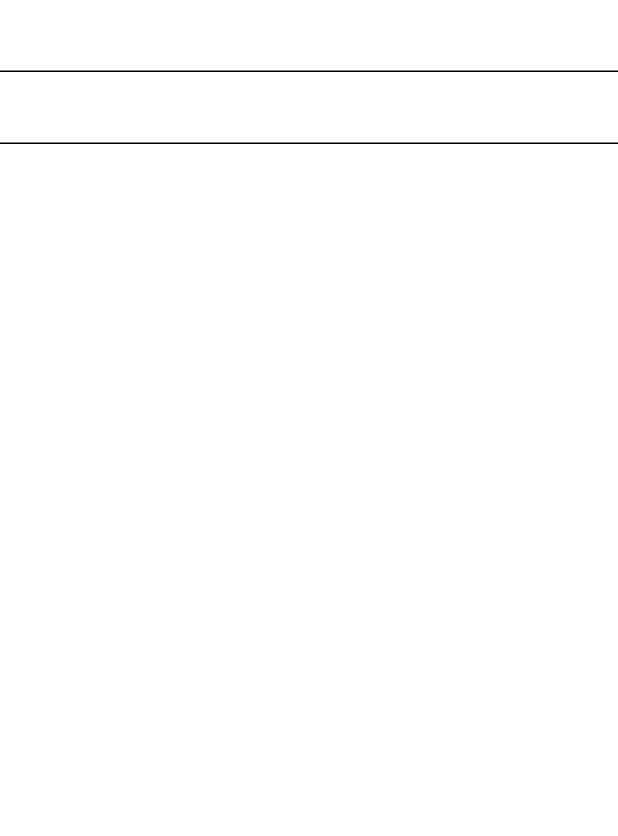
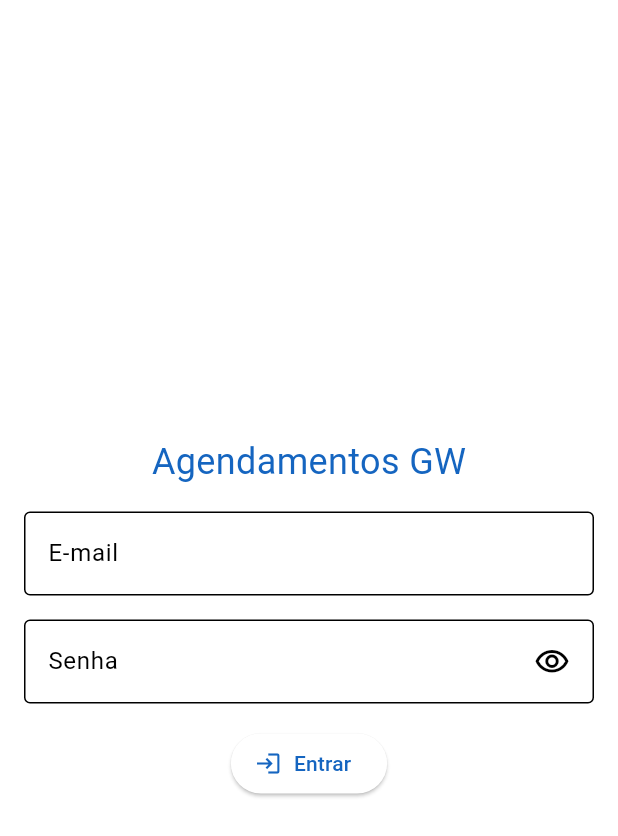
Before and after one commit to joao-menna/AgendamentosGW, a Flutter app: the screen it shows after launch, on a phone screen of 412 x 824 dp. Shown: the top 836 px of the screen. Run offline on Flutter 3.47's test engine with Material 3 defaults, Android fonts, the phone set to English and light mode, and no system bars; our stand-ins replace get, shared_preferences.

```diff
--- /dev/null
+++ b/flutter_frontend/lib/constants/base_url.dart
@@ -0,0 +1,2 @@
+const baseUrl = "http://localhost:8080";
+// const baseUrl = "https://agendamentosgw-backend.onrender.com";
--- a/flutter_frontend/lib/main.dart
+++ b/flutter_frontend/lib/main.dart
@@ -12,6 +12,7 @@ class MainApp extends StatelessWidget {
   @override
   Widget build(BuildContext context) {
     return GetMaterialApp(
+      debugShowCheckedModeBanner: false,
       theme: ThemeData.from(
         colorScheme: ColorScheme.light(
           primary: Colors.blue[800]!,
--- a/flutter_frontend/lib/screens/login_screen.dart
+++ b/flutter_frontend/lib/screens/login_screen.dart
@@ -1,4 +1,6 @@
 import 'package:flutter/material.dart';
+import 'package:flutter_frontend/constants/shared_preferences.dart';
+import 'package:shared_preferences/shared_preferences.dart';
 
 class LoginScreen extends StatefulWidget {
   const LoginScreen({super.key});
@@ -10,19 +12,105 @@ class LoginScreen extends StatefulWidget {
 class _LoginScreenState extends State<LoginScreen> {
   final _emailTextEditingController = TextEditingController();
   final _passwordTextEditingController = TextEditingController();
+  var _showPassword = false;
+  var _loading = false;
+
+  Future<void> deleteTokenIfExists() async {
+    var prefs = await SharedPreferences.getInstance();
+
+    prefs.remove(tokenKey);
+  }
+
+  Future<void> login() async {
+    setState(() {
+      _loading = true;
+    });
+  }
+
+  @override
+  void initState() {
+    super.initState();
+
+    deleteTokenIfExists();
+  }
 
   @override
   Widget build(BuildContext context) {
     return Scaffold(
-      body: Column(
+      body: Center(
+        child: Container(
+          padding: const EdgeInsets.all(16.0),
+          constraints: const BoxConstraints(maxWidth: 700.0),
+          child: Column(
+            mainAxisAlignment: MainAxisAlignment.center,
             children: [
+              Text(
+                "Agendamentos GW",
+                style: TextStyle(
+                  color: Colors.blue[800]!,
+                  fontSize: 24.0,
+                ),
+              ),
+              const SizedBox(
+                height: 16.0,
+              ),
               TextField(
                 controller: _emailTextEditingController,
+                enabled: !_loading,
+                textInputAction: TextInputAction.next,
+                decoration: const InputDecoration(
+                  border: OutlineInputBorder(),
+                  label: Text("E-mail"),
+                ),
+              ),
+              const SizedBox(
+                height: 16.0,
               ),
               TextField(
                 controller: _passwordTextEditingController,
+                enabled: !_loading,
+                onSubmitted: (value) => login(),
+                autocorrect: false,
+                enableSuggestions: false,
+                obscureText: !_showPassword,
+                decoration: InputDecoration(
+                  border: const OutlineInputBorder(),
+                  label: const Text("Senha"),
+                  suffixIcon: Padding(
+                    padding: const EdgeInsets.symmetric(horizontal: 4.0),
+                    child: IconButton(
+                      onPressed: () {
+                        setState(() {
+                          _showPassword = !_showPassword;
+                        });
+                      },
+                      icon: Icon(
+                        _showPassword
+                            ? Icons.visibility_off_outlined
+                            : Icons.visibility_outlined,
                       ),
+                    ),
+                  ),
+                ),
+              ),
+              const SizedBox(
+                height: 16.0,
+              ),
+              ElevatedButton.icon(
+                icon: _loading
+                    ? Container(
+                        width: 24.0,
+                        height: 24.0,
+                        padding: const EdgeInsets.all(2.0),
+                        child: const CircularProgressIndicator(),
+                      )
+                    : const Icon(Icons.login_outlined),
+                onPressed: _loading ? null : login,
+                label: Text(_loading ? "Carregando" : "Entrar"),
+              )
             ],
+          ),
+        ),
       ),
     );
   }
--- a/flutter_frontend/pubspec.yaml
+++ b/flutter_frontend/pubspec.yaml
@@ -10,6 +10,7 @@ dependencies:
   flutter:
     sdk: flutter
   get: ^4.6.6
+  http: ^1.2.2
   shared_preferences: ^2.3.1
 
 dev_dependencies:
```
Also changed, not shown: flutter_frontend/lib/classes/block.dart (added, +39 -0 lines), flutter_frontend/lib/services/blocks_api.dart (added, +23 -0 lines), flutter_frontend/pubspec.lock. Lines whose indentation alone changed are shown as unchanged.
